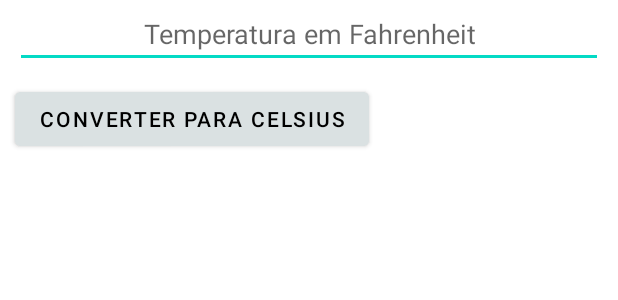
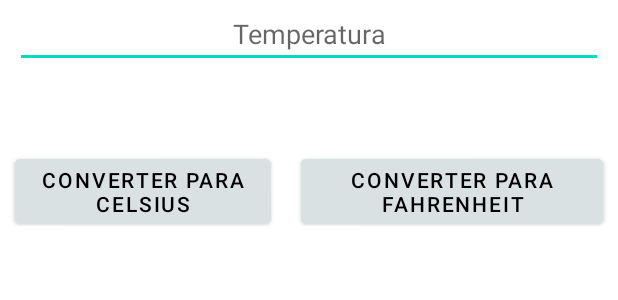
Before and after one commit to camillyMelo/AppConversorTemperaturaCami, an Android app: the layout activity_main.xml on its own in the app's theme, with its tools: preview values and no code run, on a phone screen of 412 x 824 dp. Shown: the top 300 px of the screen. Run offline under Robolectric (Android 15) with nearby library versions, the phone set to English and light mode, and no system bars.

Commit message:
Versão 2

```diff
--- a/Camilly_app2_conversorTemp/app/src/main/res/layout/activity_main.xml
+++ b/Camilly_app2_conversorTemp/app/src/main/res/layout/activity_main.xml
@@ -18,7 +18,13 @@
         android:layout_marginStart="10dp"
         android:layout_marginEnd="10dp" />
 
-
+    <LinearLayout
+        android:layout_width="match_parent"
+        android:layout_height="wrap_content"
+        android:gravity="center"
+        android:layout_marginTop="40dp"
+        android:layout_marginBottom="40dp"
+        android:orientation="horizontal">
 
         <Button
             android:id="@+id/button_celsius"
@@ -28,9 +34,21 @@
             android:layout_marginStart="10dp"
             android:layout_marginEnd="10dp"
             android:text="@string/button_celsius"
+            android:layout_weight="1"
             android:backgroundTint="@color/gray"
             android:textColor="@color/black"/>
-
+        <Button
+            android:id="@+id/button_para_fahrenheit"
+            android:layout_width="wrap_content"
+            android:layout_height="wrap_content"
+            android:layout_marginTop="10dp"
+            android:layout_marginStart="10dp"
+            android:layout_marginEnd="10dp"
+            android:text="@string/button_fahrenheit"
+            android:layout_weight="1"
+            android:backgroundTint="@color/gray"
+            android:textColor="@color/black"/>
+    </LinearLayout>
 
     <TextView
         android:id="@+id/textview_value_converted"
--- a/Camilly_app2_conversorTemp/app/src/main/res/values/strings.xml
+++ b/Camilly_app2_conversorTemp/app/src/main/res/values/strings.xml
@@ -1,5 +1,8 @@
 <resources>
-    <string name="app_name">ConversorTemperatura</string>
-    <string name="hint_temperatura">Temperatura em Fahrenheit</string>
+    <string name="app_name">Conversor de Temperatura</string>
+    <string name="hint_temperatura">Temperatura</string>
     <string name="button_celsius">Converter para Celsius</string>
+    <string name="button_fahrenheit">Converter para Fahrenheit</string>
+    <string name="temperatura_invalida">Temperatura de entrada inválida!</string>
+    <string name="erro_entrada">Erro na entrada de dados!</string>
 </resources>
```
Also changed, not shown: Camilly_app2_conversorTemp/app/src/main/java/com/example/camilly_app2_conversortemp/MainActivity.java (+38 -11 lines).
